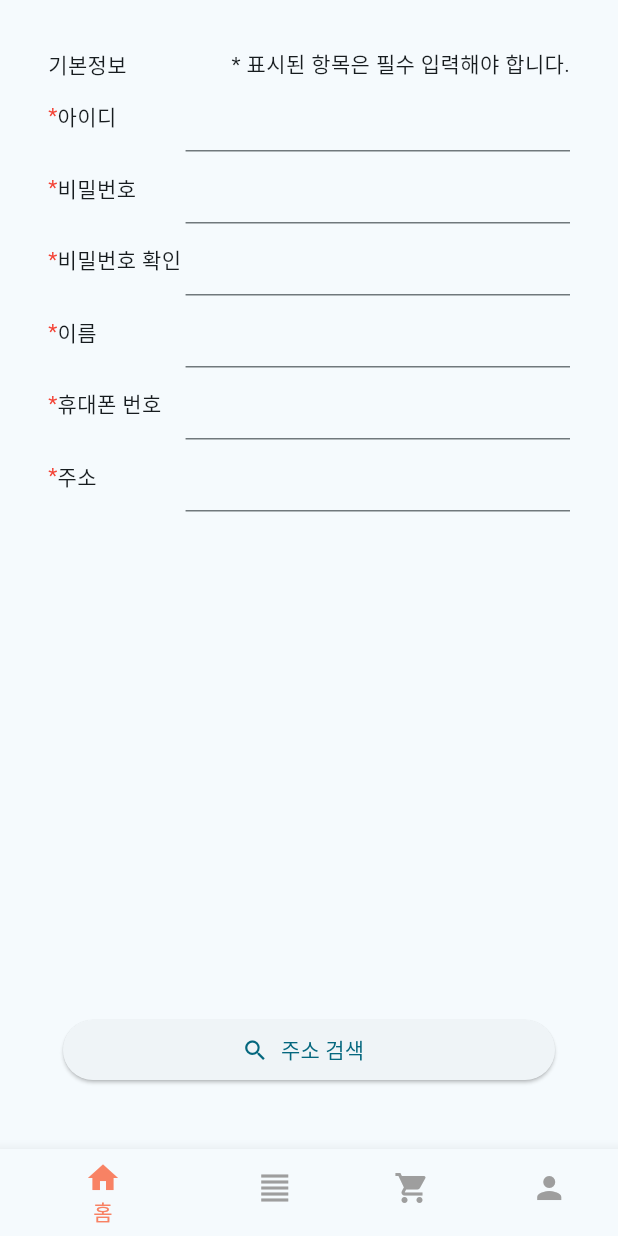
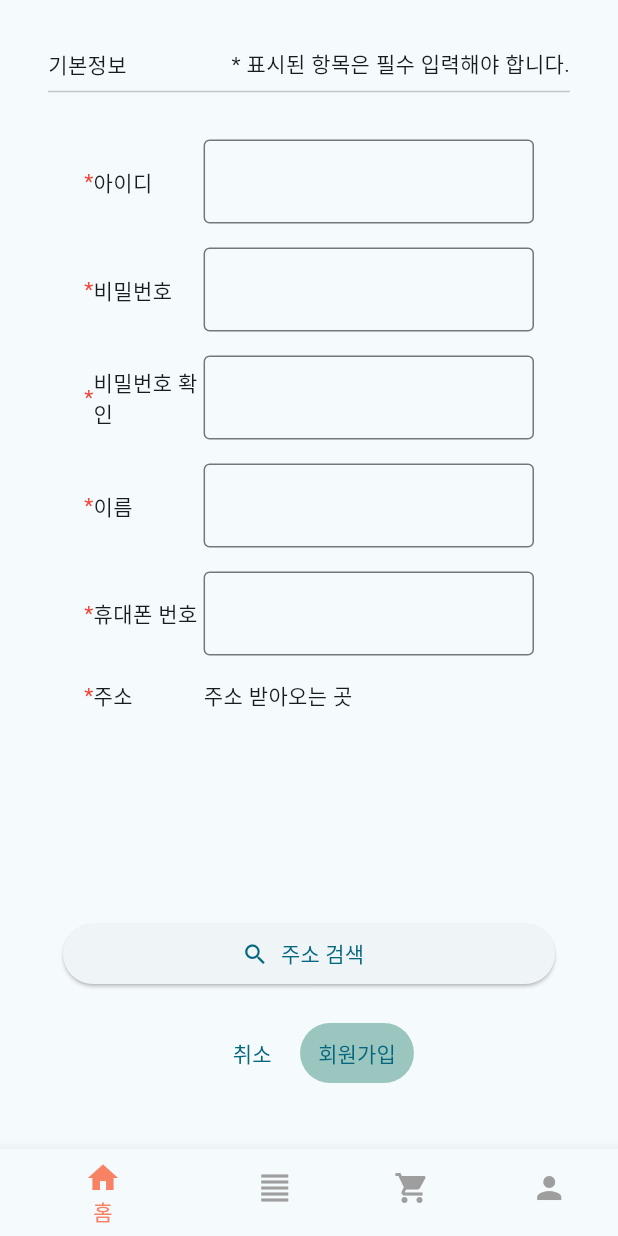
Before and after one commit to ALSDlab/birthday_presents_web_app, a Flutter app: the screen it shows after launch, swiped to page 2, on a phone screen of 412 x 824 dp. Run offline on Flutter 3.47's test engine with Material 3 defaults, Android fonts, the phone set to English and light mode, and no system bars; our stand-ins replace flutter_screenutil, go_router; missing offline and left inert: daum_postcode_search; Roboto replaces fonts that are missing (Jalnan).

Commit message:
add: 페이지 navigation 버튼 fix: 각 TextFormField에 controller 추가

```diff
--- a/lib/view/page/signup_page/signup_page.dart
+++ b/lib/view/page/signup_page/signup_page.dart
@@ -1,5 +1,6 @@
 import 'package:daum_postcode_search/data_model.dart';
 import 'package:flutter/material.dart';
+import 'package:myk_market_app/styles/app_text_colors.dart';
 import 'package:myk_market_app/view/page/signup_page/post_searching_page.dart';
 import 'package:myk_market_app/view/page/signup_page/signup_page_view_model.dart';
 
@@ -16,7 +17,6 @@ class _SignupPageState extends State<SignupPage> {
   var passwordConfController = TextEditingController();
   var nameController = TextEditingController();
   var phoneController = TextEditingController();
-  var addressController = TextEditingController();
 
   DataModel? _daumPostcodeSearchDataModel;
 
@@ -27,12 +27,18 @@ class _SignupPageState extends State<SignupPage> {
     passwordController.dispose();
     nameController.dispose();
     phoneController.dispose();
-    addressController.dispose();
     super.dispose();
   }
 
   @override
   Widget build(BuildContext context) {
+    final controllers = [
+      idController,
+      passwordController,
+      passwordConfController,
+      nameController,
+      phoneController
+    ];
     TableRow buildTableRow(String label, String value) {
       return TableRow(
         children: [
@@ -46,6 +52,7 @@ class _SignupPageState extends State<SignupPage> {
         ],
       );
     }
+
     return Scaffold(
       body: Padding(
         padding: const EdgeInsets.all(32.0),
@@ -58,12 +65,16 @@ class _SignupPageState extends State<SignupPage> {
                 Text('* 표시된 항목은 필수 입력해야 합니다.'),
               ],
             ),
+            Divider(),
             Expanded(
               child: Form(
                 child: ListView.builder(
                   itemCount: 6,
+                  padding: EdgeInsets.all(16.0),
                   itemBuilder: (context, index) {
-                    return Row(
+                    return Padding(
+                      padding: const EdgeInsets.all(8.0),
+                      child: Row(
                         mainAxisAlignment: MainAxisAlignment.center,
                         crossAxisAlignment: CrossAxisAlignment.center,
                         children: [
@@ -72,15 +83,22 @@ class _SignupPageState extends State<SignupPage> {
                             style: TextStyle(color: Colors.red),
                           ),
                           Expanded(
-                            child:
-                                Text(SignupViewModel().gridLeftArray[index])),
+                            child: Text(SignupViewModel().gridLeftArray[index]),
+                          ),
                           Expanded(
                             flex: 3,
-                          child: TextFormField(
-                            controller: idController,
+                            child: index != 5
+                                ? TextFormField(
+                                    decoration: const InputDecoration(
+                                      border:
+                                          OutlineInputBorder(gapPadding: 8.0),
                                     ),
+                                    controller: controllers[index],
+                                  )
+                                : Text('주소 받아오는 곳'),
                           ),
                         ],
+                      ),
                     );
                   },
                 ),
@@ -97,10 +115,8 @@ class _SignupPageState extends State<SignupPage> {
                       try {
                         DataModel model = await Navigator.of(context).push(
                           MaterialPageRoute(
-                            builder: (context) => const PostSearchingPage(),
-                          ),
+                              builder: (context) => const PostSearchingPage()),
                         );
-
                         setState(
                           () {
                             _daumPostcodeSearchDataModel = model;
@@ -124,14 +140,15 @@ class _SignupPageState extends State<SignupPage> {
                               padding: const EdgeInsets.all(10),
                               child: RichText(
                                 text: TextSpan(
-                                  style:
-                                  const TextStyle(color: Colors.black, fontSize: 20),
+                                  style: const TextStyle(
+                                      color: Colors.black, fontSize: 20),
                                   children: [
                                     WidgetSpan(
                                       child: Icon(
                                         Icons.check_circle,
-                                        color:
-                                        Theme.of(context).colorScheme.secondary,
+                                        color: Theme.of(context)
+                                            .colorScheme
+                                            .secondary,
                                       ),
                                     ),
                                     const TextSpan(text: "주소 검색 결과"),
@@ -153,7 +170,8 @@ class _SignupPageState extends State<SignupPage> {
                                 ),
                                 buildTableRow(
                                   "영문주소",
-                                  _daumPostcodeSearchDataModel?.addressEnglish ??
+                                  _daumPostcodeSearchDataModel
+                                          ?.addressEnglish ??
                                       "",
                                 ),
                                 buildTableRow(
@@ -162,7 +180,8 @@ class _SignupPageState extends State<SignupPage> {
                                 ),
                                 buildTableRow(
                                   "지번주소",
-                                  _daumPostcodeSearchDataModel?.autoJibunAddress ??
+                                  _daumPostcodeSearchDataModel
+                                          ?.autoJibunAddress ??
                                       "",
                                 ),
                                 buildTableRow(
@@ -181,7 +200,27 @@ class _SignupPageState extends State<SignupPage> {
                 ],
               ),
             ),
+            Padding(
+              padding: const EdgeInsets.all(8.0),
+              child: Row(
+                mainAxisAlignment: MainAxisAlignment.center,
+                children: [
+                  TextButton(
+                    onPressed: () {
+                      Navigator.pop(context);
+                    },
+                    child: Text('취소'),
+                  ),
+                  TextButton(
+                    style: ButtonStyle(backgroundColor: MaterialStatePropertyAll(AppColors.mainButton)),
+                    onPressed: () {
 
+                    },
+                    child: Text('회원가입'),
+                  ),
+                ],
+              ),
+            )
           ],
         ),
       ),
--- a/pubspec.yaml
+++ b/pubspec.yaml
@@ -43,6 +43,8 @@ dependencies:
   envied: ^0.5.4+1
   envied_generator: ^0.5.4+1
   daum_postcode_search: ^0.0.2
+  flutter_inappwebview: ^5.8.0
+
 
 dev_dependencies:
   flutter_test:
```
Also changed, not shown: pubspec.lock. Lines whose indentation alone changed are shown as unchanged.
